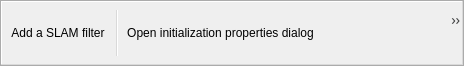
The window that paraview_wrapping/Plugin/UserInterface/Resources/UI/sqSlamToolbar.ui (9thPixel/kitware_slam) describes before a commit, drawn with Qt 5.
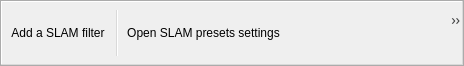
The same window after the commit. Icons and pictures are not drawn.

Commit message: [PV][feat] Add preset dialog to save / use settings presets

```diff
--- a/paraview_wrapping/Plugin/UserInterface/Resources/UI/sqSlamToolbar.ui
+++ b/paraview_wrapping/Plugin/UserInterface/Resources/UI/sqSlamToolbar.ui
@@ -25,6 +25,15 @@
     <string>Add a SLAM filter</string>
    </property>
   </action>
+  <action name="actionSlamPresetSettings">
+   <property name="icon">
+    <iconset resource="../sqResources.qrc">
+     <normaloff>:/sqResources/Icons/sqPresets.svg</normaloff>:/sqResources/Icons/sqPresets.svg</iconset>
+   </property>
+   <property name="text">
+    <string>Open SLAM presets settings</string>
+   </property>
+  </action>
   <action name="actionInitialize">
    <property name="icon">
     <iconset resource="../sqResources.qrc">
@@ -64,6 +73,7 @@
   </action>
   <addaction name="actionAddSlamFilter"/>
   <addaction name="separator"/>
+  <addaction name="actionSlamPresetSettings"/>
   <addaction name="actionInitialize"/>
   <addaction name="actionAddExternalSensor"/>
   <addaction name="actionOptimizeGraph"/>
```
The commit also changes 8 other files.
